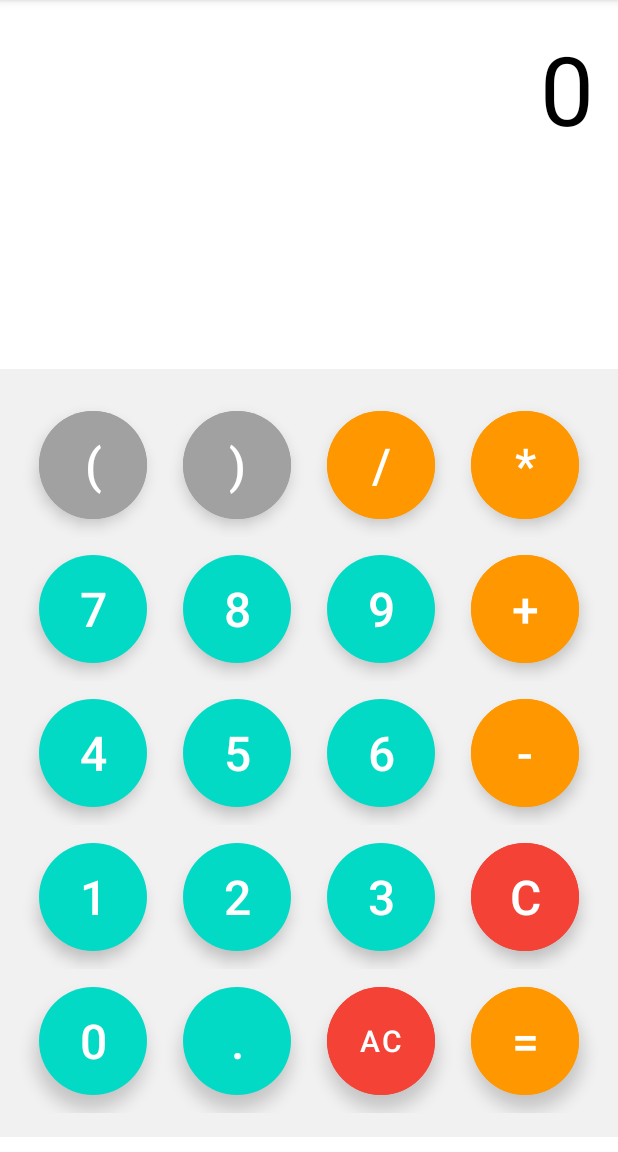
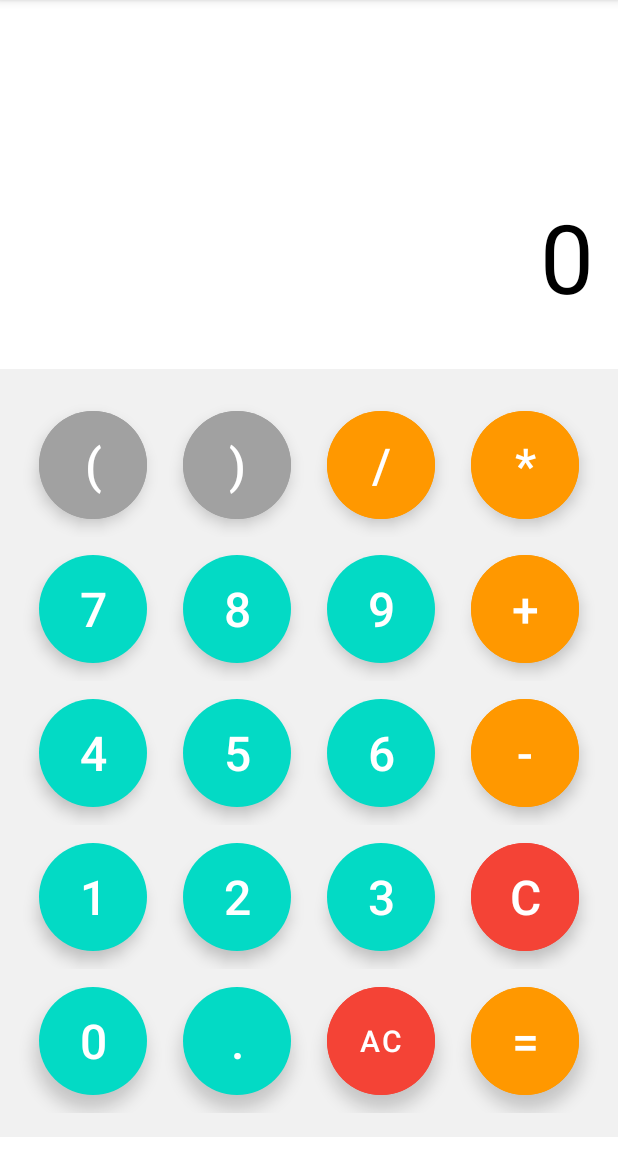
Before and after one commit to chetung2808/TH-Mobile, an Android app: the Ex5 screen opened directly, with no data from a screen before it, on a phone screen of 412 x 824 dp, the part 84-1236 px from its top. Run offline under Robolectric (Android 15) with nearby library versions, the phone set to English and light mode, and no system bars.

Commit message:
Update ex3 lab1

```diff
--- a/THbuoi1/app/src/main/java/com/example/thbuoi1/Ex3.java
+++ b/THbuoi1/app/src/main/java/com/example/thbuoi1/Ex3.java
@@ -22,7 +22,7 @@ public class Ex3 extends AppCompatActivity {
             @Override
             public void onClick(View view) {
                 Date t = new Date();
-                String message = "Thoi gian hiện hành" + t.toLocaleString();
+                String message = "Thời gian hiện hành " + t.toLocaleString();
                 ad.setMessage(message);
                 ad.show();
             }
--- a/THbuoi1/app/src/main/res/layout/activity_ex5.xml
+++ b/THbuoi1/app/src/main/res/layout/activity_ex5.xml
@@ -25,7 +25,7 @@
         android:id="@+id/result_tv"
         android:layout_width="match_parent"
         android:layout_height="wrap_content"
-        android:layout_above="@id/buttons_layout"
+        android:layout_above="@id/bt_layout"
         android:layout_marginStart="16dp"
         android:layout_marginTop="16dp"
         android:layout_marginEnd="16dp"
```
